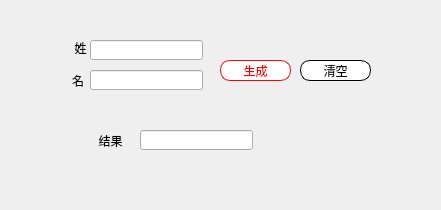
Qt form widget.ui (zhouhaoyiu/qt-demo) before a commit.
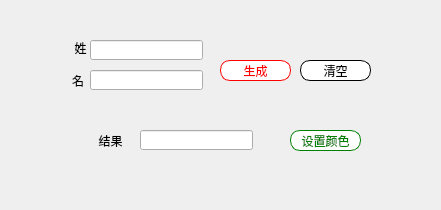
The same form after that commit.

The edit to the form file:
```diff
--- a/widget.ui
+++ b/widget.ui
@@ -129,6 +129,25 @@
     <string>清空</string>
    </property>
   </widget>
+  <widget class="QPushButton" name="setColor">
+   <property name="geometry">
+    <rect>
+     <x>290</x>
+     <y>130</y>
+     <width>71</width>
+     <height>21</height>
+    </rect>
+   </property>
+   <property name="styleSheet">
+    <string notr="true">border:1px solid green;
+color:green;
+border-radius:10px;
+background:white;</string>
+   </property>
+   <property name="text">
+    <string>设置颜色</string>
+   </property>
+  </widget>
  </widget>
  <layoutdefault spacing="6" margin="11"/>
  <resources/>
```
Left out of the diff: 3 changed lines with no effect on the pictures.
